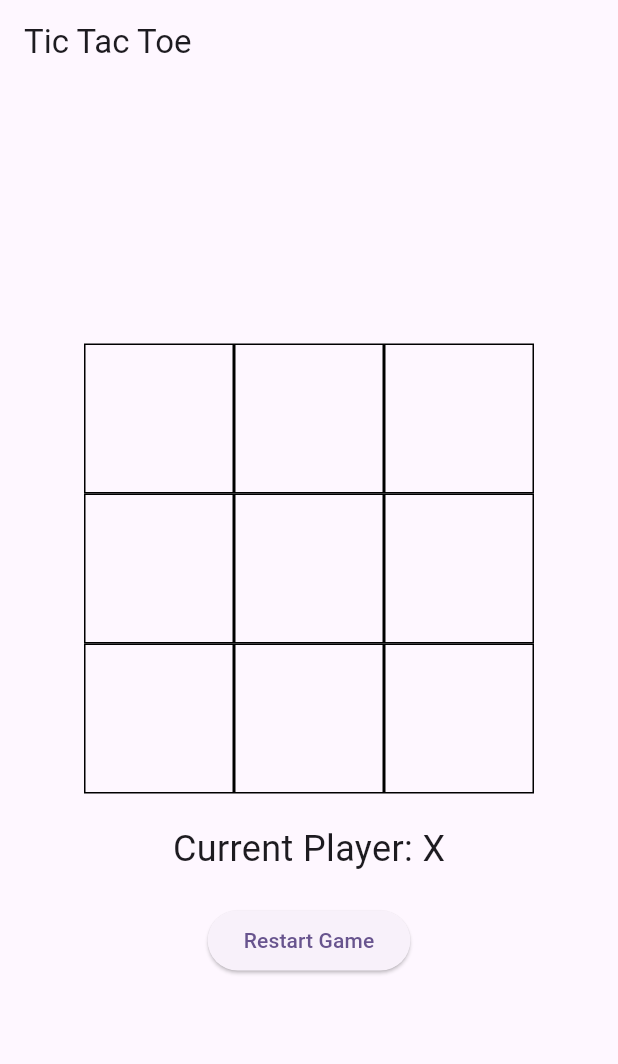
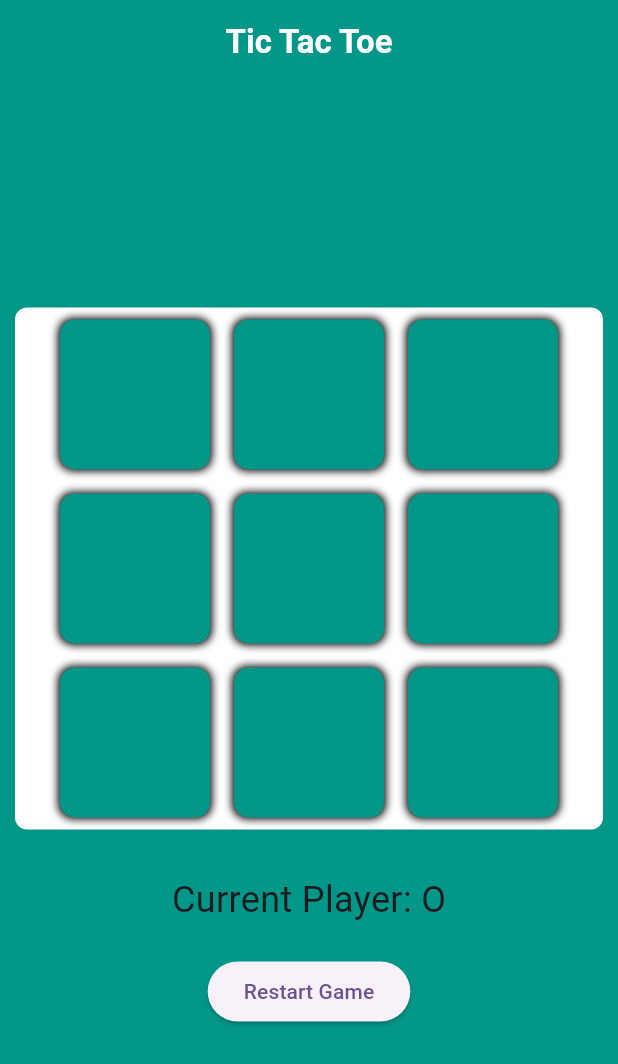
Before and after one commit to AHMEDsaba3/TicTacToe-game, a Flutter app: the screen it shows after launch, after a tap on "Restart Game", on a phone screen of 412 x 824 dp. Shown: the top 1064 px of the screen. Run offline on Flutter 3.47's test engine with Material 3 defaults, Android fonts, the phone set to English and light mode, and no system bars.

Commit message:
add trick rule to game

```diff
--- /dev/null
+++ b/lib/TicTacSpitial.dart
@@ -0,0 +1,173 @@
+import 'dart:math';
+import 'dart:ui';
+
+import 'package:flutter/material.dart';
+
+class TicTacSpatial extends StatefulWidget {
+  @override
+  _TicTacToeState createState() => _TicTacToeState();
+}
+
+class _TicTacToeState extends State<TicTacSpatial> {
+  late List<List<String>> _board;
+  late String _currentPlayer;
+  late String _winner;
+  late List<String> list = ['X', 'O'];
+  final _random = new Random();
+  late List<Point<int>> _xMoves;
+  late List<Point<int>> _oMoves;
+
+  @override
+  void initState() {
+    super.initState();
+    _resetGame();
+  }
+
+  void _resetGame() {
+    setState(() {
+      _board = List.generate(3, (_) => List.filled(3, ''));
+      _currentPlayer = list[_random.nextInt(list.length)];
+      _winner = '';
+      _xMoves = [];
+      _oMoves = [];
+    });
+  }
+
+  void _makeMove(int row, int col) {
+    if (_board[row][col] == '' && _winner == '') {
+      setState(() {
+        _board[row][col] = _currentPlayer;
+        if (_currentPlayer == 'X') {
+          _xMoves.add(Point(row, col));
+          if (_xMoves.length > 3) {
+            _removeRandomMove(_xMoves);
+          }
+        } else {
+          _oMoves.add(Point(row, col));
+          if (_oMoves.length > 3) {
+            _removeRandomMove(_oMoves);
+          }
+        }
+
+        if (_checkWinner(row, col)) {
+          _winner = _currentPlayer;
+        } else if (_board.every((row) => row.every((cell) => cell != ''))) {
+          _winner = 'Draw';
+        } else {
+          _currentPlayer = _currentPlayer == 'X' ? 'O' : 'X';
+        }
+      });
+    }
+  }
+
+  void _removeRandomMove(List<Point<int>> moves) {
+    Point<int> toRemove = moves[_random.nextInt(moves.length)];
+    setState(() {
+      _board[toRemove.x][toRemove.y] = '';
+      moves.remove(toRemove);
+    });
+  }
+
+  bool _checkWinner(int row, int col) {
+    // Check row
+    if (_board[row].every((cell) => cell == _currentPlayer)) return true;
+    // Check column
+    if (_board.every((r) => r[col] == _currentPlayer)) return true;
+    // Check diagonals
+    if (row == col && _board.every((r) => r[_board.indexOf(r)] == _currentPlayer)) return true;
+    if (row + col == 2 && _board.every((r) => r[2 - _board.indexOf(r)] == _currentPlayer)) return true;
+    return false;
+  }
+
+  @override
+  Widget build(BuildContext context) {
+    return Scaffold(
+      appBar: AppBar(
+        backgroundColor: Colors.teal,
+        title: Center(child: Text('Tic Tac Toe',style: TextStyle(color: Colors.white,fontWeight: FontWeight.bold),)),
+      ),
+      body: Column(
+        mainAxisAlignment: MainAxisAlignment.center,
+        children: [
+          _buildBoard(),
+          SizedBox(height: 20),
+          _buildStatus(),
+          SizedBox(height: 20),
+          _buildResetButton(),
+        ],
+      ),
+    );
+  }
+
+  Widget _buildBoard() {
+    return Padding(
+      padding: const EdgeInsets.all(10.0),
+      child: Container(
+        decoration: BoxDecoration(
+            color: Colors.white,
+            borderRadius: BorderRadius.all(Radius.circular(8))),
+        child: Column(
+          children: List.generate(3, (row) {
+            return Row(
+              mainAxisAlignment: MainAxisAlignment.center,
+              children: List.generate(3, (col) {
+                return GestureDetector(
+                  onTap: () => _makeMove(row, col),
+                  child: Padding(
+                    padding: const EdgeInsets.all(8.0),
+                    child: Container(
+                      width: 100,
+                      height: 100,
+                      decoration: BoxDecoration(
+                        color: Colors.teal,
+                        border: Border.all(color: Colors.transparent),
+                        borderRadius: BorderRadius.all(Radius.circular(10)),
+                        boxShadow: [
+                          BoxShadow(
+                            spreadRadius: 1,
+                            blurRadius: 4,
+                            offset: Offset.zero,
+                          ),
+                        ],
+                      ),
+                      child: Center(
+                        child: Text(
+                          _board[row][col],
+                          style: TextStyle(fontSize: 40,
+                            color: _board[row][col] == 'X'
+                                ? Colors.amber
+                                : _board[row][col] == 'O'
+                                ? Colors.tealAccent
+                                : Colors.black,
+                          ),
+                        ),
+                      ),
+                    ),
+                  ),
+                );
+              }),
+            );
+          }),
+        ),
+      ),
+    );
+  }
+
+  Widget _buildStatus() {
+    return Text(
+      _winner == ''
+          ? 'Current Player: $_currentPlayer'
+          : _winner == 'Draw'
+          ? 'It\'s a Draw!'
+          : 'Winner: $_winner',
+      style: TextStyle(fontSize: 24),
+    );
+  }
+
+  Widget _buildResetButton() {
+    return ElevatedButton(
+      onPressed: _resetGame,
+      child: Text('Restart Game'),
+    );
+  }
+}
--- a/lib/main.dart
+++ b/lib/main.dart
@@ -1,4 +1,5 @@
 import 'package:flutter/material.dart';
+import 'package:tic_tac/TicTacSpitial.dart';
 import 'package:tic_tac/TicTacToe.dart';
 
 void main() {
@@ -14,10 +15,12 @@ class MyApp extends StatelessWidget {
     return MaterialApp(
       title: 'Flutter Demo',
       theme: ThemeData(
+        scaffoldBackgroundColor: Colors.teal,
         colorScheme: ColorScheme.fromSeed(seedColor: Colors.deepPurple),
         useMaterial3: true,
       ),
-      home:   TicTacToe(),
+      debugShowCheckedModeBanner: false,
+      home:   TicTacSpatial(),
     );
   }
 }
```
Also changed, not shown: lib/TicTacToe.dart (+19 -3 lines).
